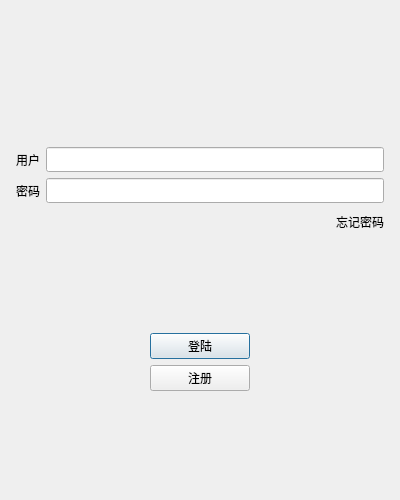
The window that logindialog.ui (SuycxZMZ/CChat) describes before a commit, drawn with Qt 5.
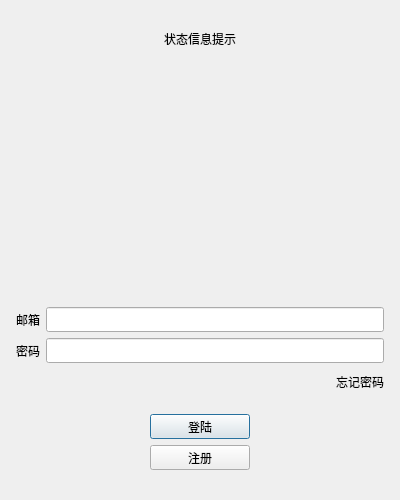
The same window after the commit. Icons and pictures are not drawn. Custom widgets are drawn as their Qt base class.

Patch:
```diff
--- a/logindialog.ui
+++ b/logindialog.ui
@@ -28,11 +28,53 @@
      <property name="bottomMargin">
       <number>5</number>
      </property>
+     <item>
+      <spacer name="verticalSpacer_2">
+       <property name="orientation">
+        <enum>Qt::Vertical</enum>
+       </property>
+       <property name="sizeHint" stdset="0">
+        <size>
+         <width>20</width>
+         <height>40</height>
+        </size>
+       </property>
+      </spacer>
+     </item>
+     <item>
+      <widget class="QLabel" name="err_tip">
+       <property name="text">
+        <string>状态信息提示</string>
+       </property>
+       <property name="alignment">
+        <set>Qt::AlignCenter</set>
+       </property>
+      </widget>
+     </item>
+     <item>
+      <spacer name="verticalSpacer_4">
+       <property name="orientation">
+        <enum>Qt::Vertical</enum>
+       </property>
+       <property name="sizeHint" stdset="0">
+        <size>
+         <width>20</width>
+         <height>40</height>
+        </size>
+       </property>
+      </spacer>
+     </item>
      <item>
       <widget class="QWidget" name="widget" native="true">
        <layout class="QGridLayout" name="gridLayout">
         <item row="1" column="0">
-         <widget class="QLabel" name="label">
+         <widget class="QLabel" name="head_label">
+          <property name="minimumSize">
+           <size>
+            <width>200</width>
+            <height>200</height>
+           </size>
+          </property>
           <property name="maximumSize">
            <size>
             <width>200</width>
@@ -46,7 +88,7 @@
            <pixmap resource="rc.qrc">:/res/ice2.png</pixmap>
           </property>
           <property name="alignment">
-           <set>Qt::AlignHCenter|Qt::AlignTop</set>
+           <set>Qt::AlignCenter</set>
           </property>
          </widget>
         </item>
@@ -54,7 +96,7 @@
       </widget>
      </item>
      <item>
-      <spacer name="verticalSpacer_2">
+      <spacer name="verticalSpacer_5">
        <property name="orientation">
         <enum>Qt::Vertical</enum>
        </property>
@@ -71,7 +113,7 @@
        <item>
         <widget class="QLabel" name="user_label">
          <property name="text">
-          <string>用户</string>
+          <string>邮箱</string>
          </property>
         </widget>
        </item>
```
Left out of the diff: 12 changed lines with no effect on the pictures.
